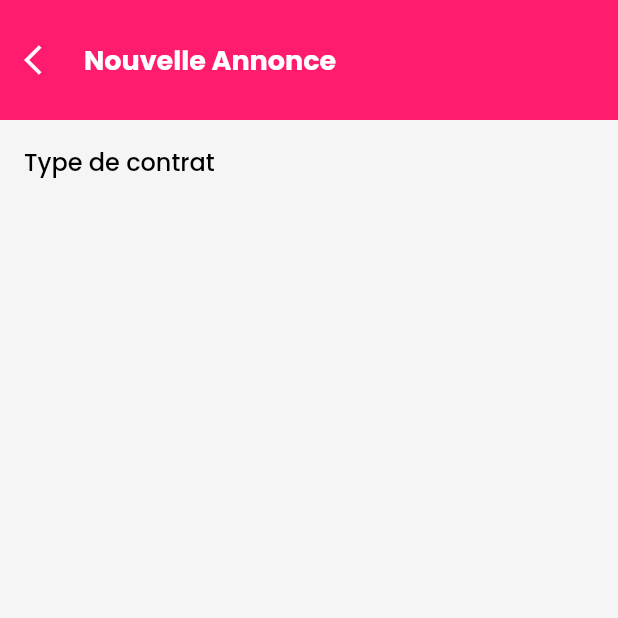
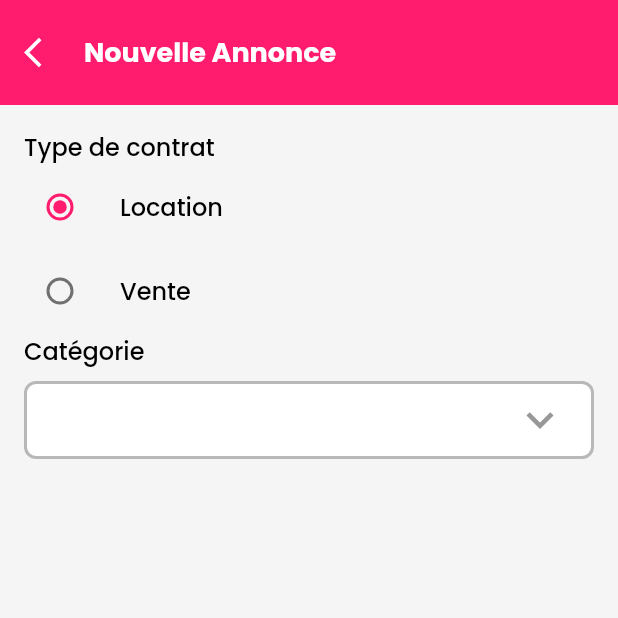
Before and after one commit to Natdiv/Alio, a Flutter app: the NewPost screen opened directly, on a phone screen of 412 x 824 dp, the top half of it. Run offline on Flutter 3.47's test engine with Material 2 defaults, Android fonts, the phone set to English and light mode, and no system bars; our stand-ins replace blurrycontainer, flutter_svg, google_fonts, smooth_page_indicator.

Commit message:
dropdown button for categories

```diff
--- a/lib/theme.dart
+++ b/lib/theme.dart
@@ -55,6 +55,7 @@ class AlioTheme {
       primaryColor: AppConst.primaryColor,
       splashColor: AppConst.primaryColor,
       brightness: Brightness.light,
+      toggleableActiveColor: AppConst.primaryColor,
       checkboxTheme: CheckboxThemeData(
         fillColor: MaterialStateColor.resolveWith((states) {
           return Colors.black;
--- a/lib/ui/pages/integration/signup.dart
+++ b/lib/ui/pages/integration/signup.dart
@@ -2,7 +2,6 @@ import 'package:alio/ui/pages/integration/signin.dart';
 import 'package:alio/ui/pages/integration/sms_confirmation.dart';
 import 'package:blurrycontainer/blurrycontainer.dart';
 import 'package:flutter/material.dart';
-import 'package:flutter/painting.dart';
 
 import '../../../constant.dart';
 
--- a/lib/ui/pages/post/new_post.dart
+++ b/lib/ui/pages/post/new_post.dart
@@ -9,15 +9,33 @@ class NewPost extends StatefulWidget {
   State<NewPost> createState() => _NewPostState();
 }
 
+enum TypeContrat { location, vente }
+
 class _NewPostState extends State<NewPost> {
   final _formKey = GlobalKey<FormState>();
+  TypeContrat? _typeContrat = TypeContrat.location;
+  List<String> dropdownValues = [
+    'Maison d\'habitation',
+    'Appartement',
+    'Bureaux',
+    'Point de vente / Boutique',
+    'Batiment / Immeuble',
+    'Grande Salle',
+    'Salle de reunion',
+    'Terrain construit',
+    'Terrain vide',
+    'Espace événementiel',
+    'Parking',
+    'Hotel'
+  ];
+  String? currentDropdownValue = 'Choisir une catégorie';
 
   @override
   Widget build(BuildContext context) {
     return Scaffold(
       backgroundColor: AppConst.bgColor,
       appBar: AppBar(
-      toolbarHeight: 80,
+        toolbarHeight: 70,
         leading: Container(
           padding: EdgeInsets.symmetric(horizontal: AppConst.defaultPadding),
           child: IconButton(
@@ -33,26 +51,115 @@ class _NewPostState extends State<NewPost> {
         elevation: 0,
         titleSpacing: 0,
         title: const Text('Nouvelle Annonce'),
-      titleTextStyle:
-          Theme.of(context).textTheme.headline4?.copyWith(color: Colors.white),
-      /*actions: [
-        Container(
-        padding: EdgeInsets.symmetric(horizontal: AppConst.defaultPadding),
-        child: SvgPicture.asset(
-          'assets/icons/ei_close.svg',
-          width: 30,
-          color: Colors.white,
-        ),
-      ),
-      ],*/
+        titleTextStyle: Theme.of(context)
+            .textTheme
+            .headline4
+            ?.copyWith(color: Colors.white),
+
       ),
       body: Padding(
         padding: EdgeInsets.all(AppConst.defaultPadding),
         child: Form(
           key: _formKey,
           child: Column(
+            crossAxisAlignment: CrossAxisAlignment.start,
             children: [
-            Text("Type de contrat", style: Theme.of(context).textTheme.headline6?.copyWith(color: Colors.black),)
+              Text(
+                "Type de contrat",
+                style: Theme.of(context)
+                    .textTheme
+                    .headline6
+                    ?.copyWith(color: Colors.black),
+              ),
+              ListTile(
+                title: Text('Location',
+                    style: Theme.of(context)
+                        .textTheme
+                        .headline6
+                        ?.copyWith(color: Colors.black)),
+                dense: false,
+                isThreeLine: false,
+                contentPadding:
+                    const EdgeInsets.symmetric(vertical: 0, horizontal: 0),
+                leading: Radio<TypeContrat>(
+                  value: TypeContrat.location,
+                  groupValue: _typeContrat,
+                  onChanged: (TypeContrat? value) {
+                    setState(() {
+                      _typeContrat = value;
+                    });
+                  },
+                ),
+              ),
+              ListTile(
+                title: Text(
+                  'Vente',
+                  style: Theme.of(context)
+                      .textTheme
+                      .headline6
+                      ?.copyWith(color: Colors.black),
+                ),
+                dense: false,
+                isThreeLine: false,
+                contentPadding:
+                    const EdgeInsets.symmetric(vertical: 0, horizontal: 0),
+                leading: Radio<TypeContrat>(
+                  value: TypeContrat.vente,
+                  groupValue: _typeContrat,
+                  onChanged: (TypeContrat? value) {
+                    setState(() {
+                      _typeContrat = value;
+                    });
+                  },
+                ),
+              ),
+              Text(
+                "Catégorie",
+                style: Theme.of(context)
+                    .textTheme
+                    .headline6
+                    ?.copyWith(color: Colors.black),
+              ),
+              const SizedBox(height: 8),
+              Container(
+                width: double.infinity,
+                padding:
+                    const EdgeInsets.symmetric(vertical: 0, horizontal: 16),
+                decoration: BoxDecoration(
+                  color: Colors.white,
+                    border: Border.all(
+                        color: const Color.fromRGBO(184, 184, 184, 1),
+                        width: 2),
+                    borderRadius: const BorderRadius.all(Radius.circular(8))),
+                child: DropdownButtonHideUnderline(
+                  child: DropdownButton<String>(
+                    value: currentDropdownValue,
+                    icon: const Icon(
+                      Icons.expand_more,
+                      color: Color.fromRGBO(151, 151, 151, 1),
+                    ),
+                    iconSize: 36,
+                    focusColor: Colors.white,
+                    iconEnabledColor: AppConst.primaryColor,
+                    elevation: 16,
+                    isExpanded: true,
+                    style: Theme.of(context).textTheme.headline6?.copyWith(
+                        color: const Color.fromRGBO(161, 161, 161, 1)),
+                    onChanged: (String? newValue) {
+                      setState(() {
+                        currentDropdownValue = newValue!;
+                      });
+                    },
+                    items: dropdownValues
+                        .map<DropdownMenuItem<String>>((String value) {
+                      return DropdownMenuItem<String>(
+                        value: value,
+                        child: Text(value),
+                      );
+                    }).toList(),
+                  ),
+                ),
+              )
             ],
           ),
         ),
```
Also changed, not shown: pubspec.lock, 2 other files. Lines whose indentation alone changed are shown as unchanged.
